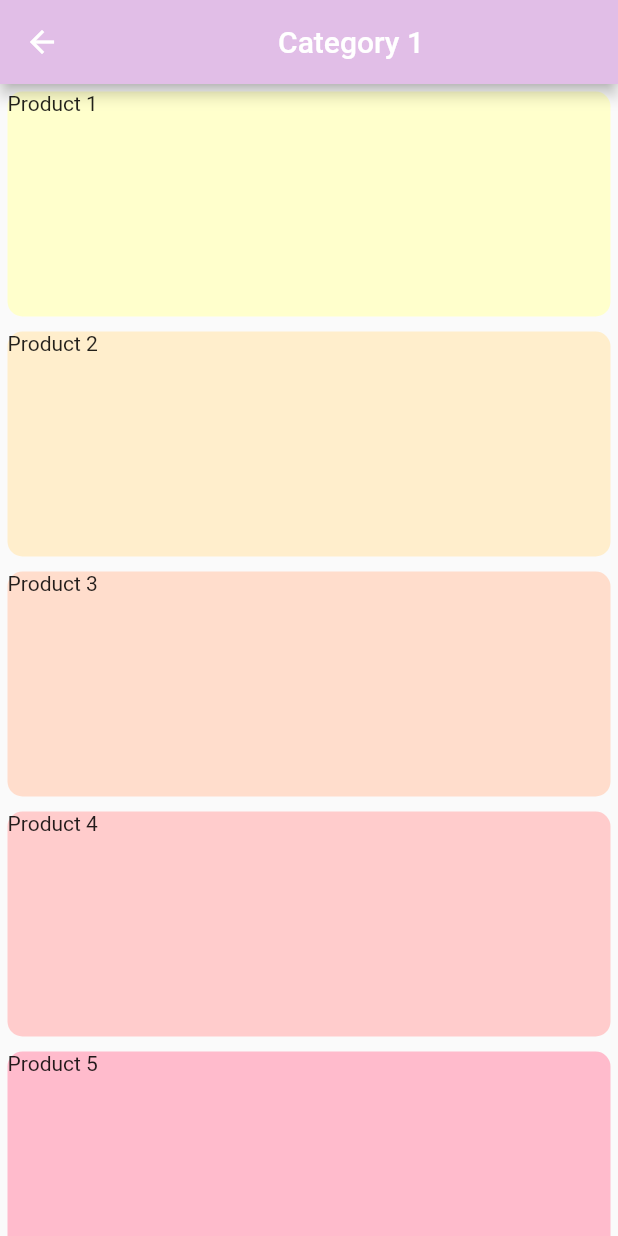
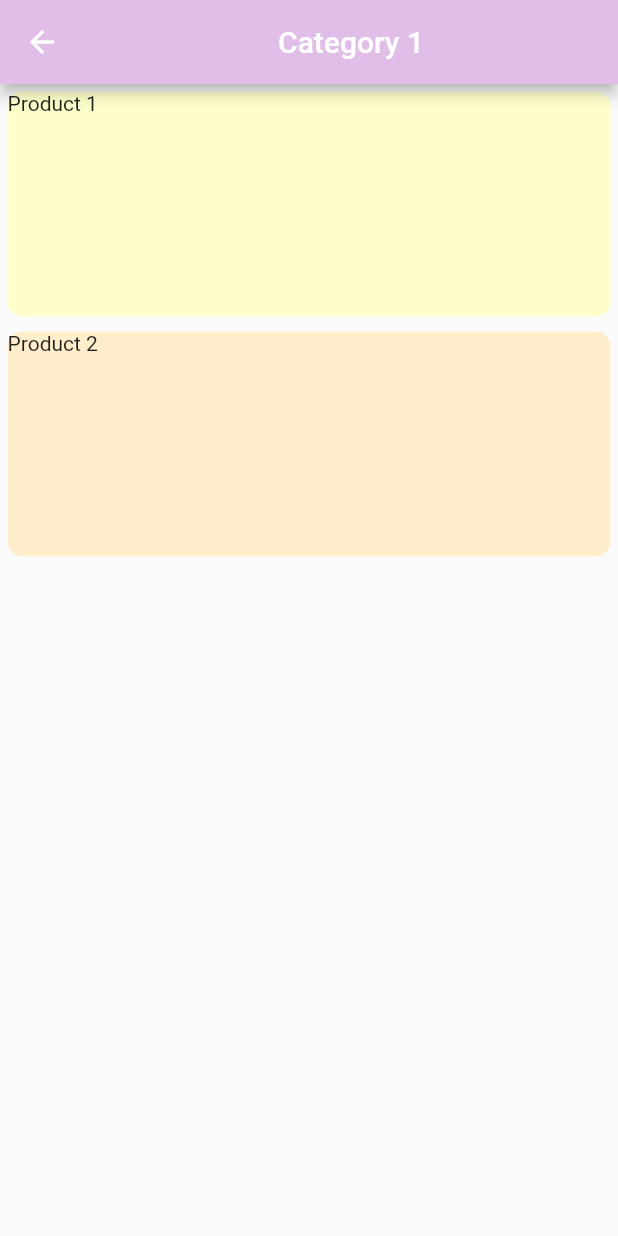
Before and after one commit to martinwjwilson/skincare_app, a Flutter app: the screen it shows after launch, after a tap on "Category 1", on a phone screen of 412 x 824 dp. Run offline on Flutter 3.47's test engine with Material 2 defaults, Android fonts, the phone set to English and light mode, and no system bars.

Commit message:
choosing a category now only displays products of that category on the product list page

```diff
--- a/lib/product.dart
+++ b/lib/product.dart
@@ -33,6 +33,16 @@ class ProductHandler {
     return _productList.length;
   }
 
+  List<Product> getProductsMatchingChosenCategory(chosenCategory) {
+    List<Product> returnList = [];
+    for (Product product in _productList) {
+      if (product.categoryName == chosenCategory) {
+        returnList.add(product);
+      }
+    }
+    return (returnList);
+  }
+
   List<Product> _productList = [
     Product(
         productName: 'Product 1',
--- a/lib/screens/product_list_page.dart
+++ b/lib/screens/product_list_page.dart
@@ -21,20 +21,24 @@ class _ProductListPageState extends State<ProductListPage> {
 
   @override
   Widget build(BuildContext context) {
+    // get a list of products to display based on the chosen category
+    List<Product> productList =
+        ProductHandler().getProductsMatchingChosenCategory(chosenCategory);
+
     return Scaffold(
       appBar: AppBar(
         backgroundColor: Color(0xFFE1BEE7),
         title: Center(child: Text(chosenCategory)),
       ),
       body: ListView.builder(
-        itemCount: ProductHandler().getProductListLength(),
+        itemCount: productList.length,
         itemBuilder: (BuildContext ctxt, int index) {
           return new SelectionListCard(
-            colour: ProductHandler().getProductColour(index),
-            displayText: ProductHandler().getProductName(index),
+            colour: productList[index].productColour,
+            displayText: productList[index].productName,
             onPress: () {
               setState(() {
-                print(ProductHandler().getProductName(index));
+                print(productList[index].productName);
               });
             },
           );
```
